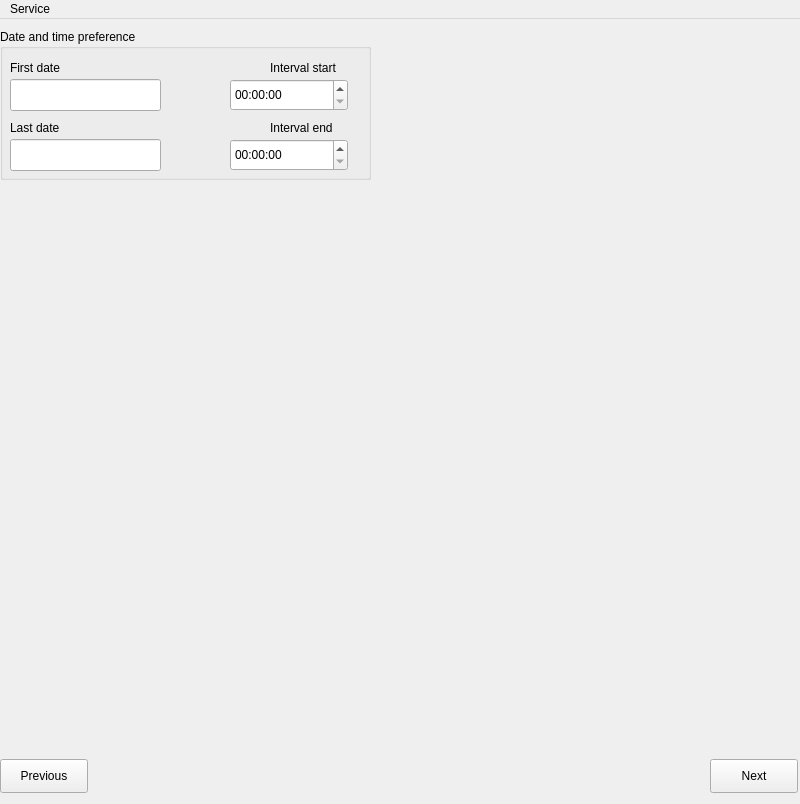
This is service_configurator_widget.ui in YFL/appointy_appointment_and_request_creator as Qt 5 draws it before an edit. The edited form follows.
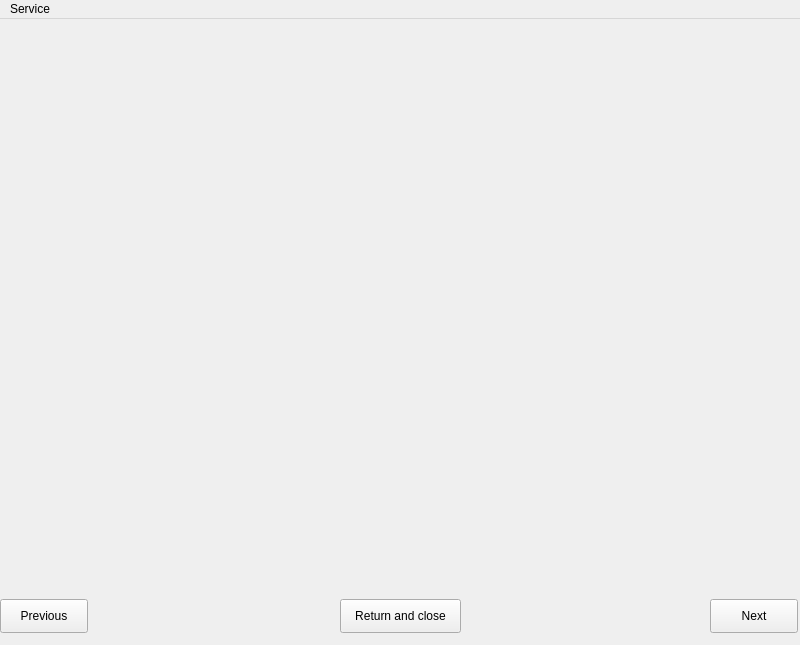
This is the edited form.

Commit message: I've made some changes to the service configurator. Detes below.

What changed in the file:
```diff
--- a/service_configurator_widget.ui
+++ b/service_configurator_widget.ui
@@ -7,7 +7,7 @@
     <x>0</x>
     <y>0</y>
     <width>800</width>
-    <height>804</height>
+    <height>645</height>
    </rect>
   </property>
   <property name="windowTitle">
@@ -18,7 +18,7 @@
     <property name="geometry">
      <rect>
       <x>0</x>
-      <y>170</y>
+      <y>10</y>
       <width>801</width>
       <height>571</height>
      </rect>
@@ -28,7 +28,7 @@
     <property name="geometry">
      <rect>
       <x>0</x>
-      <y>740</y>
+      <y>580</y>
       <width>88</width>
       <height>34</height>
      </rect>
@@ -41,7 +41,7 @@
     <property name="geometry">
      <rect>
       <x>710</x>
-      <y>740</y>
+      <y>580</y>
       <width>88</width>
       <height>34</height>
      </rect>
@@ -50,110 +50,18 @@
      <string>Next</string>
     </property>
    </widget>
-   <widget class="QGroupBox" name="groupBox">
+   <widget class="QPushButton" name="return_and_close_btn">
     <property name="geometry">
      <rect>
-      <x>0</x>
-      <y>10</y>
-      <width>371</width>
-      <height>151</height>
+      <x>340</x>
+      <y>580</y>
+      <width>121</width>
+      <height>34</height>
      </rect>
     </property>
-    <property name="title">
-     <string>Date and time preference</string>
+    <property name="text">
+     <string>Return and close</string>
     </property>
-    <widget class="QLabel" name="first_date_label">
-     <property name="geometry">
-      <rect>
-       <x>10</x>
-       <y>30</y>
-       <width>58</width>
-       <height>18</height>
-      </rect>
-     </property>
-     <property name="text">
-      <string>First date</string>
-     </property>
-    </widget>
-    <widget class="QLabel" name="last_date_label">
-     <property name="geometry">
-      <rect>
-       <x>10</x>
-       <y>90</y>
-       <width>58</width>
-       <height>18</height>
-      </rect>
-     </property>
-     <property name="text">
-      <string>Last date</string>
-     </property>
-    </widget>
-    <widget class="QLabel" name="interval_start_label">
-     <property name="geometry">
-      <rect>
-       <x>270</x>
-       <y>30</y>
-       <width>81</width>
-       <height>18</height>
-      </rect>
-     </property>
-     <property name="text">
-      <string>Interval start</string>
-     </property>
-    </widget>
-    <widget class="QLabel" name="interval_end_label">
-     <property name="geometry">
-      <rect>
-       <x>270</x>
-       <y>90</y>
-       <width>81</width>
-       <height>18</height>
-      </rect>
-     </property>
-     <property name="text">
-      <string>Interval end</string>
-     </property>
-    </widget>
-    <widget class="QLineEdit" name="first_date">
-     <property name="geometry">
-      <rect>
-       <x>10</x>
-       <y>50</y>
-       <width>151</width>
-       <height>32</height>
-      </rect>
-     </property>
-    </widget>
-    <widget class="QLineEdit" name="last_date">
-     <property name="geometry">
-      <rect>
-       <x>10</x>
-       <y>110</y>
-       <width>151</width>
-       <height>32</height>
-      </rect>
-     </property>
-    </widget>
-    <widget class="QTimeEdit" name="interval_start">
-     <property name="geometry">
-      <rect>
-       <x>230</x>
-       <y>50</y>
-       <width>118</width>
-       <height>32</height>
-      </rect>
-     </property>
-    </widget>
-    <widget class="QTimeEdit" name="interval_end">
-     <property name="geometry">
-      <rect>
-       <x>230</x>
-       <y>110</y>
-       <width>118</width>
-       <height>32</height>
-      </rect>
-     </property>
-    </widget>
    </widget>
   </widget>
   <widget class="QMenuBar" name="menubar">
```
Left out of the diff: 12 changed lines with no effect on the pictures. The commit also changes 8 other files.
